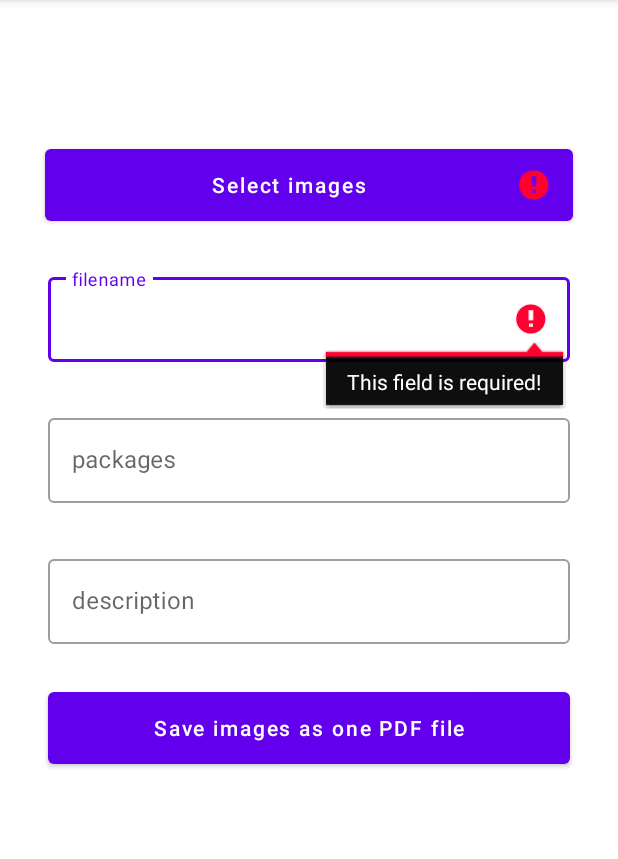
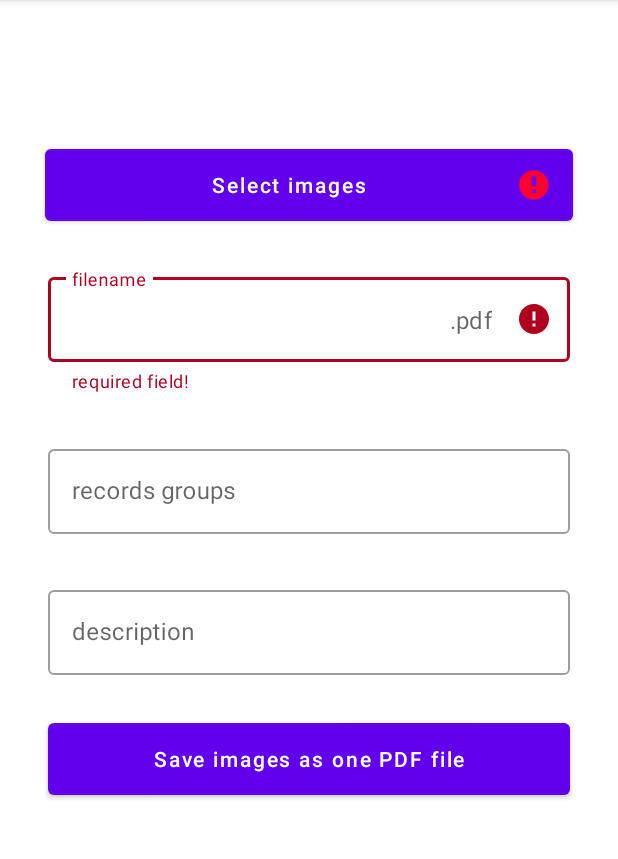
Before and after one commit to DaniilsLoputevs/med_keeper, an Android app: the screen it shows after launch (MainActivity), after a tap on "Save images as one PDF file", on a phone screen of 412 x 824 dp, the part 84-943 px from its top. Run offline under Robolectric (Android 15) with nearby library versions, the phone set to English and light mode, and no system bars; our stand-ins replace Room's generated code; libraries missing offline, so code that uses them is left out: org.koin.ksp; 1 statement that could not run was skipped.

Commit message:
separate Android extensions add records groups input as Tags input recordFileNameInput    show to user result filename with extension + replace space chars       INPUT:     "doc file"       HELP NOTE: "doc_file.pdf"   validations: Required field code cleanup takeout validations

```diff
--- a/app/src/main/kotlin/solutions/mk/mobile/MainActivity.kt
+++ b/app/src/main/kotlin/solutions/mk/mobile/MainActivity.kt
@@ -2,7 +2,7 @@ package solutions.mk.mobile
 
 import android.net.Uri
 import android.os.Bundle
-import android.text.TextWatcher
+import android.text.Editable
 import android.view.View
 import android.widget.Toast
 import androidx.activity.result.contract.ActivityResultContracts.GetMultipleContents
@@ -10,10 +10,14 @@ import androidx.appcompat.app.AppCompatActivity
 import androidx.lifecycle.MutableLiveData
 import com.google.android.material.button.MaterialButton
 import com.google.android.material.textfield.TextInputEditText
+import com.google.android.material.textfield.TextInputLayout
 import org.koin.android.ext.android.inject
+import solutions.mk.mobile.android.addTextWatcherAfterTextChanged
+import solutions.mk.mobile.android.registryAction
+import solutions.mk.mobile.common.RecordGroupsInputEditText
+import solutions.mk.mobile.common.addValidationRequiredField
 import solutions.mk.mobile.common.getAndroid
-import solutions.mk.mobile.common.registryAction
-import solutions.mk.mobile.common.textWatcherOnTextChanged
+import solutions.mk.mobile.common.requiredFieldMsg
 import solutions.mk.mobile.config.KoinConfig
 import solutions.mk.mobile.persist.dao.*
 import solutions.mk.mobile.persist.sqlBlocking
@@ -26,67 +30,81 @@ class MainActivity : AppCompatActivity() {
     private val groupRepo: GroupRepo by inject()
     private val recordAndGroupRelationRepo: RecordAndGroupRelationRepo by inject()
 
-    // todo - some type of preview of selected images
-    //          show grid of cards with uploaded images
-    //          https://codelabs.developers.google.com/codelabs/mdc-102-kotlin#4
+
+    /**
+     * TODO - (for activity/fragment about Select Images)
+     *          show grid of cards with uploaded images
+     *          https://codelabs.developers.google.com/codelabs/mdc-102-kotlin#4
+     * TODO - (middle priority) validations:
+     *          Required field
+     */
     private val selectImagesButton: MaterialButton by lazy { findViewById(R.id.selectImages) }
+    private val imagesUris: MutableLiveData<List<Uri>> = MutableLiveData(emptyList())
 
-    // todo - show to user result filename with extension + replace space chars
-    //          field: "doc file"
-    //          show : "doc_file.pdf"
+    private val recordFileNameLayout: TextInputLayout by lazy { findViewById(R.id.inputLayout_recordFileName) }
     private val recordFileNameInput: TextInputEditText by lazy { findViewById(R.id.recordFileName) }
+
     private val recordDescriptionInput: TextInputEditText by lazy { findViewById(R.id.recordDescription) }
 
-    // todo - show to user result groups
-    //          field: "aaa, bbb,ccc" - whole string
-    //          show : [aaa,bbb,ccc] - String array
-    private val recordGroupInput: TextInputEditText by lazy { findViewById(R.id.recordGroups) }
+    /**
+     * TODO - Split packages by ENTER not by SPACE
+     *          NOW:  package split == ' ' - SPACE
+     *          NEED: package split == System.lineSeparator() - ENTER
+     *          REASON: ' ' == SPACE - this char can be use in package name.
+     *          User can create a new package(tag name == packageName) while adding file.
+     *          P.s. It will fix bug/feature that after press ENTER new tags move to new line and next new tags
+     *              has strange behavior for user.
+     * TODO - (low priority) ? Maybe highlight package-tags what exists already?
+     */
+    private val recordGroupSpanLayout: TextInputLayout by lazy { findViewById(R.id.inputLayout_recordGroupSpans) }
+    private val recordGroupSpanInput: RecordGroupsInputEditText by lazy { findViewById(R.id.recordGroupSpans) }
+
     private val submitSelectButton: MaterialButton by lazy { findViewById(R.id.submitButton) }
 
 
-    private val imagesUris: MutableLiveData<List<Uri>> = MutableLiveData(emptyList())
+    override fun onCreate(savedInstanceState: Bundle?) {
+        super.onCreate(savedInstanceState)
+        setContentView(R.layout.activity_main)
+        KoinConfig(this).startKoin()
 
-    override fun onCreate(savedInstanceState: Bundle?) {
-        KoinConfig(this).startKoin()
-        try {
-            super.onCreate(savedInstanceState)
-        setContentView(R.layout.activity_main)
-    } catch (e: Exception) {
-        e.printStackTrace()
-        Thread.sleep(1500)
-        throw e
+        initActivityUI()
     }
 
-        // todo - https://stackoverflow.com/questions/11535011/edittext-field-is-required-before-moving-on-to-another-activity
-        //        last answer
-        recordFileNameInput.addTextChangedListener(requiredFieldTextWatcher())
-        recordGroupInput.addTextChangedListener(requiredFieldTextWatcher())
-
+    private fun initActivityUI() {
         val selectImagesAction = registryAction(GetMultipleContents()) { imagesUris.value = it }
         selectImagesButton.setOnClickListener { selectImagesAction.launch("image/*") } // todo - "*/*" select any file type
+
+        // todo - https://stackoverflow.com/questions/11535011/edittext-field-is-required-before-moving-on-to-another-activity
+        //          last answer
+        (recordFileNameLayout to recordFileNameInput).addValidationRequiredField()
+        recordFileNameInput.addTextWatcherAfterTextChanged(::updateHelpTextResultFileName)
+
+        (recordGroupSpanLayout to recordGroupSpanInput).addValidationRequiredField()
+
         submitSelectButton.setOnClickListener(::submitSelectImages)
+
     }
 
 
     /** @see [View.OnClickListener] */
     private fun submitSelectImages(view: View) {
         val imageUris = imagesUris.value ?: emptyList()
-        val groups = recordGroupInput.text.toString().split(",").map(::GroupEntity)
+        val groups = recordGroupSpanInput.groupsFromText.map(::GroupEntity)
         val fileNameWithoutExtension = recordFileNameInput.text.toString()
         val description = recordDescriptionInput.text.toString()
 
         // validation
         var isFail = false
         if (imageUris.isEmpty()) {
-            selectImagesButton.error = "This field is required!"
+            selectImagesButton.error = requiredFieldMsg
             isFail = true
         }
         if (groups.isEmpty()) {
-            recordFileNameInput.error = "This field is required!"
+            recordFileNameLayout.error = requiredFieldMsg
             isFail = true
         }
         if (fileNameWithoutExtension.isBlank()) {
-            recordFileNameInput.error = "This field is required!"
+            recordFileNameLayout.error = requiredFieldMsg
             isFail = true
         }
         if (isFail) return
@@ -104,14 +122,12 @@ class MainActivity : AppCompatActivity() {
             println("imageUris[0]  = ${imageUris[0]}}")
             println("groups        = ${sqlBlocking { groupRepo.getAll() }}")
             println("relations     = ${sqlBlocking { recordAndGroupRelationRepo.getAll() }}")
-            Toast.makeText(getAndroid(), "file saved successfully", Toast.LENGTH_SHORT).show()
+            Toast.makeText(getAndroid(), "file saved successfully", Toast.LENGTH_SHORT).show() // todo - i18n
         }
     }
 
-    private fun requiredFieldTextWatcher(): TextWatcher =
-        textWatcherOnTextChanged { text, _, _, _ ->
-            // todo - move to String resource for i18n
-            if (text.isNullOrBlank()) recordFileNameInput.error = "This field is required!"
-        }
+    private fun updateHelpTextResultFileName(s: Editable) {
+        if (s.isNotBlank()) recordFileNameLayout.helperText = "$s.pdf - result file name" // todo - i18n
+    }
 
 }
--- /dev/null
+++ b/app/src/main/kotlin/solutions/mk/mobile/android/Extensions.kt
@@ -0,0 +1,78 @@
+package solutions.mk.mobile.android
+
+import android.content.ContentResolver
+import android.graphics.pdf.PdfDocument
+import android.net.Uri
+import android.text.Editable
+import android.text.TextWatcher
+import android.widget.TextView
+import android.widget.Toast
+import androidx.activity.result.ActivityResultCallback
+import androidx.activity.result.ActivityResultLauncher
+import androidx.activity.result.contract.ActivityResultContract
+import androidx.appcompat.app.AppCompatActivity
+import solutions.mk.mobile.common.getAndroid
+import java.io.IOException
+import kotlin.random.Random
+
+/* Android extensions */
+
+
+/**
+ * This function must call before you calling [android.view.View.setOnClickListener].
+ *
+ * IMPORTANT! - property by lazy  - it's not work!!!
+ *
+ * @see [SoF][<https://stackoverflow.com/questions/64476827/how-to-resolve-the-error-lifecycleowners-must-call-register-before-they-are-sta>]
+ */
+fun <CONTRACT, LAUNCH_PARAM, CALLBACK_PARAM> AppCompatActivity.registryAction(
+    activityContract: CONTRACT,
+    activityCallback: ActivityResultCallback<CALLBACK_PARAM>
+): ActivityResultLauncher<LAUNCH_PARAM>
+        where CONTRACT : ActivityResultContract<LAUNCH_PARAM, CALLBACK_PARAM> =
+    activityResultRegistry.register(Random.nextDouble().toString(), this, activityContract, activityCallback)
+
+fun ContentResolver.query(
+    uri: Uri,
+    projection: Array<String?>? = null,
+    selection: String? = null,
+    selectionArgs: Array<String?>? = null,
+    sortOrder: String? = null
+) = this.query(uri, projection, selection, selectionArgs, sortOrder)
+
+fun <R> PdfDocument.use(block: (PdfDocument) -> R): R =
+    try {
+        val rsl = block(this)
+        this.close()
+        rsl
+    } catch (e: IOException) {
+        e.printStackTrace()
+        Toast.makeText(getAndroid(), "Something wrong: $e", Toast.LENGTH_LONG).show()
+        throw e
+    }
+
+
+fun <T> T.addTextWatcherTextChanged(block: (s: CharSequence, start: Int, before: Int, count: Int) -> Unit): T where T : TextView =
+    this.also { it.addTextChangedListener(textWatcherOnTextChanged(block)) }
+
+fun <T> T.addTextWatcherAfterTextChanged(block: (s: Editable) -> Unit): T where T : TextView =
+    this.also { it.addTextChangedListener(textWatcherOnAfterTextChanged(block)) }
+
+
+fun textWatcherOnTextChanged(block: (s: CharSequence, start: Int, before: Int, count: Int) -> Unit): TextWatcher =
+    object : EmptyTextWatcher() {
+        override fun onTextChanged(s: CharSequence, start: Int, before: Int, count: Int): Unit =
+            block(s, start, before, count)
+    }
+
+fun textWatcherOnAfterTextChanged(block: (s: Editable) -> Unit): TextWatcher =
+    object : EmptyTextWatcher() {
+        override fun afterTextChanged(s: Editable): Unit = block(s)
+    }
+
+
+abstract class EmptyTextWatcher : TextWatcher {
+    override fun beforeTextChanged(s: CharSequence, start: Int, count: Int, after: Int) {}
+    override fun onTextChanged(s: CharSequence, start: Int, before: Int, count: Int) {}
+    override fun afterTextChanged(s: Editable) {}
+}
--- a/app/src/main/kotlin/solutions/mk/mobile/common/CommonUtils.kt
+++ b/app/src/main/kotlin/solutions/mk/mobile/common/CommonUtils.kt
@@ -2,21 +2,13 @@ package solutions.mk.mobile.common
 
 import android.annotation.SuppressLint
 import android.content.ContentResolver
-import android.graphics.pdf.PdfDocument
 import android.net.Uri
 import android.provider.OpenableColumns
-import android.text.Editable
-import android.text.TextWatcher
-import android.widget.Toast
-import androidx.activity.result.ActivityResultCallback
-import androidx.activity.result.ActivityResultLauncher
-import androidx.activity.result.contract.ActivityResultContract
-import androidx.appcompat.app.AppCompatActivity
+import solutions.mk.mobile.android.query
 import solutions.mk.mobile.config.ApplicationConfig
 import java.io.IOException
 import java.io.InputStream
 import java.io.OutputStream
-import kotlin.random.Random
 
 @Throws(IOException::class)
 fun copy(source: InputStream, target: OutputStream) {
@@ -35,52 +27,3 @@ fun takeFullFileName(contentUri: Uri): String =
             cursor.getString(cursor.getColumnIndex(OpenableColumns.DISPLAY_NAME))
         }
     } ?: ""
-
-
-/* Android extensions */
-
-
-/**
- * This function must call before you calling [android.view.View.setOnClickListener].
- *
- * IMPORTANT! - property by lazy  - it's not work!!!
- *
- * @see [SoF][<https://stackoverflow.com/questions/64476827/how-to-resolve-the-error-lifecycleowners-must-call-register-before-they-are-sta>]
- */
-fun <CONTRACT, LAUNCH_PARAM, CALLBACK_PARAM> AppCompatActivity.registryAction(
-    activityContract: CONTRACT,
-    activityCallback: ActivityResultCallback<CALLBACK_PARAM>
-): ActivityResultLauncher<LAUNCH_PARAM>
-        where CONTRACT : ActivityResultContract<LAUNCH_PARAM, CALLBACK_PARAM> =
-    activityResultRegistry.register(Random.nextDouble().toString(), this, activityContract, activityCallback)
-
-fun ContentResolver.query(
-    uri: Uri,
-    projection: Array<String?>? = null,
-    selection: String? = null,
-    selectionArgs: Array<String?>? = null,
-    sortOrder: String? = null
-) = this.query(uri, projection, selection, selectionArgs, sortOrder)
-
-fun <R> PdfDocument.use(block: (PdfDocument) -> R): R =
-    try {
-        val rsl = block(this)
-        this.close()
-        rsl
-    } catch (e: IOException) {
-        e.printStackTrace()
-        Toast.makeText(getAndroid(), "Something wrong: $e", Toast.LENGTH_LONG).show()
-        throw e
-    }
-
-fun textWatcherOnTextChanged(block: (s: CharSequence?, start: Int, before: Int, count: Int) -> Unit): TextWatcher =
-    object : TextWatcher by EmptyTextWatcher() {
-        override fun onTextChanged(s: CharSequence?, start: Int, before: Int, count: Int): Unit =
-            block(s, start, before, count)
-    }
-
-class EmptyTextWatcher : TextWatcher {
-    override fun beforeTextChanged(s: CharSequence?, start: Int, count: Int, after: Int) {}
-    override fun onTextChanged(s: CharSequence?, start: Int, before: Int, count: Int) {}
-    override fun afterTextChanged(s: Editable?) {}
-}
--- /dev/null
+++ b/app/src/main/kotlin/solutions/mk/mobile/common/Validations.kt
@@ -0,0 +1,26 @@
+package solutions.mk.mobile.common
+
+import androidx.appcompat.widget.AppCompatEditText
+import com.google.android.material.textfield.TextInputLayout
+import solutions.mk.mobile.android.addTextWatcherTextChanged
+
+
+// todo - move to String resource for i18n
+const val requiredFieldMsg = "required field!"
+
+/**
+ * Validation for Layout and TextInput
+ */
+fun Pair<TextInputLayout, AppCompatEditText>.addValidationRequiredField() =
+    this.also { (layout, editText) ->
+        editText.addTextWatcherTextChanged { text, _, _, _ ->
+            println("change - text = $text")
+            layout.error = if (text.isBlank()) requiredFieldMsg else null
+        }
+        editText.setOnFocusChangeListener { _, hasFocus ->
+            if (hasFocus) return@setOnFocusChangeListener
+            val text = editText.text ?: ""
+            println("focus - text = $text")
+            layout.error = if (text.isBlank()) requiredFieldMsg else null
+        }
+    }
--- a/app/src/main/kotlin/solutions/mk/mobile/config/KoinConfig.kt
+++ b/app/src/main/kotlin/solutions/mk/mobile/config/KoinConfig.kt
@@ -11,6 +11,9 @@ import org.koin.ksp.generated.module
 import solutions.mk.mobile.MainActivity
 import solutions.mk.mobile.persist.createDataBase
 
+/**
+ * TODO - impl bean with all i18n string resources(simple access into code for all string resources by 1 access point)
+ */
 @Module
 @ComponentScan("solutions.mk.mobile")
 class KoinConfig(private val mainApplicationContext: MainActivity) {
--- a/app/src/main/kotlin/solutions/mk/mobile/persist/RoomDatabase.kt
+++ b/app/src/main/kotlin/solutions/mk/mobile/persist/RoomDatabase.kt
@@ -112,7 +112,7 @@ fun <T> sqlBlocking(useRepositoryBlock: suspend () -> T): T = runBlocking { useR
 fun <T> sqlAsync(useRepositoryBlock: suspend () -> T): Deferred<T> = sqlCoroutineScope.async { useRepositoryBlock() }
 
 
-fun createDataBase(mainApplicationContext : MainActivity) = Room.databaseBuilder(
+fun createDataBase(mainApplicationContext: MainActivity) = Room.databaseBuilder(
     mainApplicationContext,
     ApplicationDatabase::class.java,
     "mobile.mk.solutions"
--- a/app/src/main/kotlin/solutions/mk/mobile/service/RecordFileService.kt
+++ b/app/src/main/kotlin/solutions/mk/mobile/service/RecordFileService.kt
@@ -4,7 +4,11 @@ import android.content.ContentResolver
 import android.content.Context
 import android.net.Uri
 import org.koin.core.annotation.Single
-import solutions.mk.mobile.common.*
+import solutions.mk.mobile.android.use
+import solutions.mk.mobile.common.copy
+import solutions.mk.mobile.common.inject
+import solutions.mk.mobile.common.injectAndroid
+import solutions.mk.mobile.common.takeFullFileName
 import solutions.mk.mobile.config.ApplicationConfig
 import java.io.File
 import java.io.FileOutputStream
--- a/app/src/main/res/layout/activity_main.xml
+++ b/app/src/main/res/layout/activity_main.xml
@@ -41,6 +41,7 @@
             app:layout_constraintEnd_toEndOf="parent"
             app:layout_constraintStart_toStartOf="parent"
             app:layout_constraintTop_toBottomOf="@+id/selectImages"
+            app:suffixText=".pdf"
             >
 
         <com.google.android.material.textfield.TextInputEditText
@@ -49,13 +50,13 @@
                 android:layout_height="wrap_content"
                 android:hint="filename"
                 android:inputType="textEmailAddress"
-                android:nextFocusForward="@id/inputLayout_recordTags"
+                android:nextFocusForward="@id/inputLayout_recordGroupSpans"
                 android:singleLine="true"
                 />
     </com.google.android.material.textfield.TextInputLayout>
 
     <com.google.android.material.textfield.TextInputLayout
-            android:id="@+id/inputLayout_recordTags"
+            android:id="@+id/inputLayout_recordGroupSpans"
             style="@style/Widget.MaterialComponents.TextInputLayout.OutlinedBox"
             android:layout_width="match_parent"
             android:layout_height="wrap_content"
@@ -68,16 +69,42 @@
             app:layout_constraintHorizontal_bias="0.25"
             >
 
-        <com.google.android.material.textfield.TextInputEditText
-                android:id="@+id/recordGroups"
+        <solutions.mk.mobile.common.RecordGroupsInputEditText
+                android:id="@+id/recordGroupSpans"
+                android:hint="records groups"
                 android:layout_width="match_parent"
                 android:layout_height="wrap_content"
-                android:hint="packages"
-                android:inputType="textEmailAddress"
+                android:inputType="textAutoComplete"
                 android:nextFocusForward="@id/inputLayout_recordDescription"
                 android:singleLine="true"
                 />
+
     </com.google.android.material.textfield.TextInputLayout>
+
+    <!--    <com.google.android.material.textfield.TextInputLayout-->
+    <!--            android:id="@+id/inputLayout_recordTags"-->
+    <!--            style="@style/Widget.MaterialComponents.TextInputLayout.OutlinedBox"-->
+    <!--            android:layout_width="match_parent"-->
+    <!--            android:layout_height="wrap_content"-->
+    <!--            android:layout_margin="32dp"-->
+    <!--            app:endIconMode="clear_text"-->
+    <!--            app:layout_constraintEnd_toEndOf="parent"-->
+    <!--            app:layout_constraintStart_toStartOf="parent"-->
+    <!--            app:layout_constraintTop_toBottomOf="@+id/inputLayout_recordFileName"-->
+    <!--            android:layout_marginTop="84dp"-->
+    <!--            app:layout_constraintHorizontal_bias="0.25"-->
+    <!--            >-->
+
+    <!--        <com.google.android.material.textfield.TextInputEditText-->
+    <!--                android:id="@+id/recordGroups"-->
+    <!--                android:hint="packages"-->
+    <!--                android:layout_width="match_parent"-->
+    <!--                android:layout_height="wrap_content"-->
+    <!--                android:inputType="textEmailAddress"-->
+    <!--                android:nextFocusForward="@id/inputLayout_recordDescription"-->
+    <!--                android:singleLine="true"-->
+    <!--                />-->
+    <!--    </com.google.android.material.textfield.TextInputLayout>-->
 
     <com.google.android.material.textfield.TextInputLayout
             android:id="@+id/inputLayout_recordDescription"
@@ -87,7 +114,7 @@
             android:layout_margin="32dp"
             app:layout_constraintEnd_toEndOf="parent"
             app:layout_constraintStart_toStartOf="parent"
-            app:layout_constraintTop_toBottomOf="@+id/inputLayout_recordTags"
+            app:layout_constraintTop_toBottomOf="@+id/inputLayout_recordGroupSpans"
             >
 
         <com.google.android.material.textfield.TextInputEditText
```
Also changed, not shown: app/src/main/kotlin/solutions/mk/mobile/common/RecordGroupsInputEditText.kt (renamed from app/src/main/kotlin/solutions/mk/mobile/common/TagsInputEditText.kt, +30 -37 lines), app/src/main/res/layout/token_layout.xml (added, +8 -0 lines).
